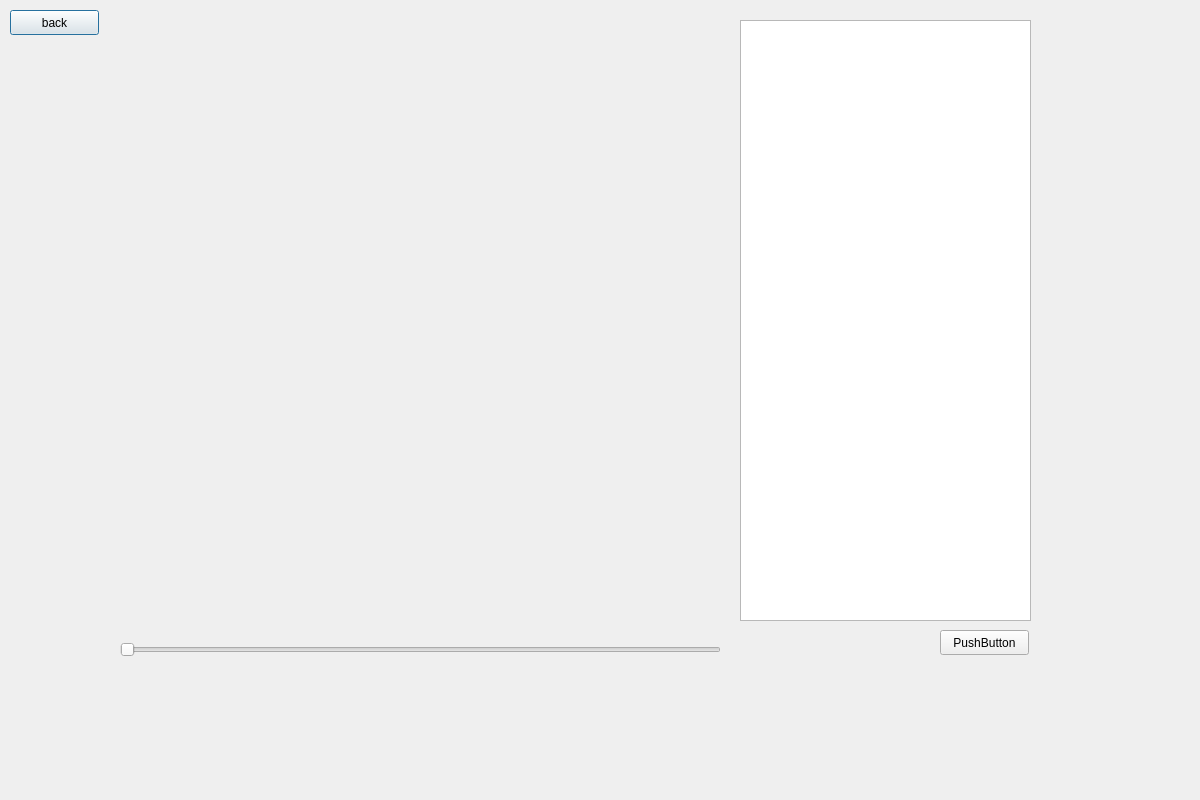
Old version of the form windows/playground-window.ui in the repository MatusStas/FourierTransform.
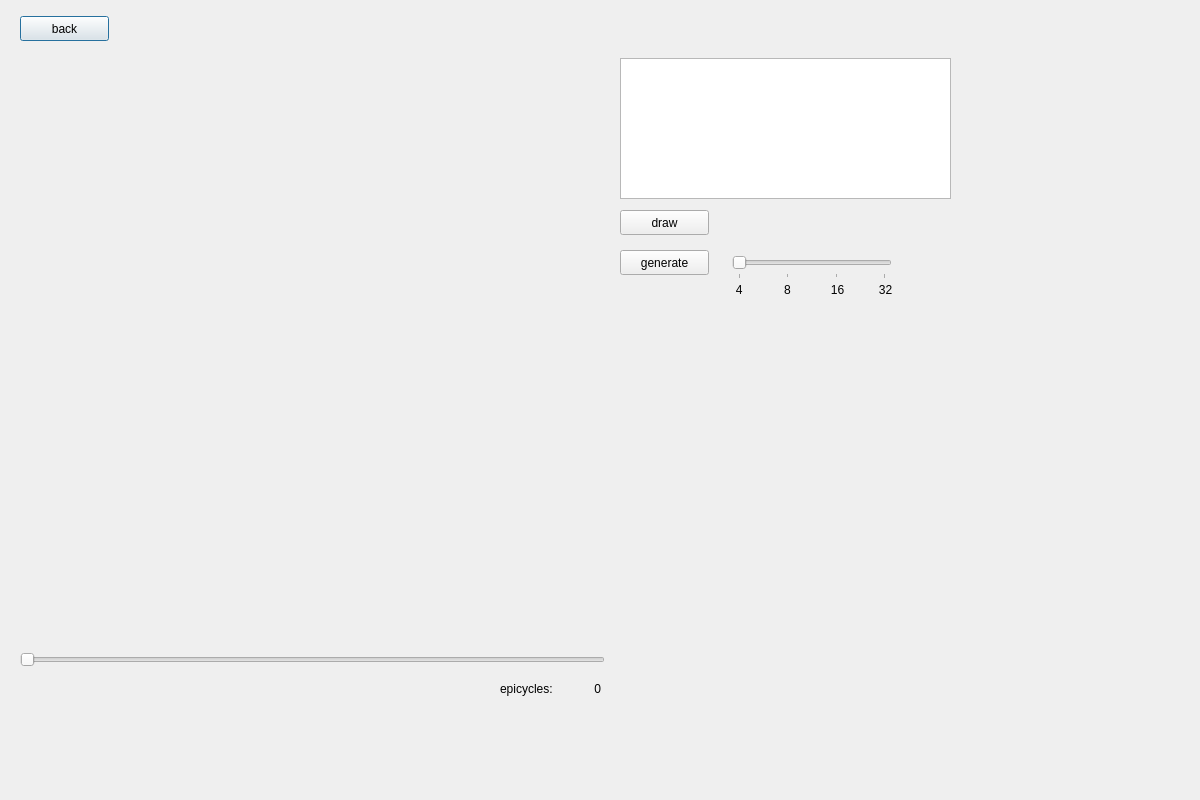
New version of the form. Custom widgets are drawn as their Qt base class.

Commit message: gui updated, communication between plot and text area resolved

The edit to the form file:
```diff
--- a/windows/playground-window.ui
+++ b/windows/playground-window.ui
@@ -16,8 +16,8 @@
   <widget class="MatplotlibWidget" name="MatplotlibWidget" native="true">
    <property name="geometry">
     <rect>
-     <x>130</x>
-     <y>20</y>
+     <x>12</x>
+     <y>50</y>
      <width>600</width>
      <height>600</height>
     </rect>
@@ -26,8 +26,8 @@
   <widget class="QPushButton" name="pushButton">
    <property name="geometry">
     <rect>
-     <x>10</x>
-     <y>10</y>
+     <x>20</x>
+     <y>16</y>
      <width>89</width>
      <height>25</height>
     </rect>
@@ -39,9 +39,9 @@
   <widget class="QSlider" name="horizontalSlider">
    <property name="geometry">
     <rect>
-     <x>120</x>
-     <y>640</y>
-     <width>601</width>
+     <x>20</x>
+     <y>650</y>
+     <width>585</width>
      <height>20</height>
     </rect>
    </property>
@@ -58,24 +58,149 @@
   <widget class="QTextEdit" name="textEdit">
    <property name="geometry">
     <rect>
-     <x>740</x>
-     <y>20</y>
-     <width>291</width>
-     <height>601</height>
+     <x>620</x>
+     <y>58</y>
+     <width>331</width>
+     <height>141</height>
     </rect>
    </property>
   </widget>
   <widget class="QPushButton" name="pushButton_2">
    <property name="geometry">
     <rect>
-     <x>940</x>
-     <y>630</y>
+     <x>620</x>
+     <y>210</y>
      <width>89</width>
      <height>25</height>
     </rect>
    </property>
    <property name="text">
-    <string>PushButton</string>
+    <string>draw</string>
+   </property>
+  </widget>
+  <widget class="QLabel" name="label">
+   <property name="geometry">
+    <rect>
+     <x>500</x>
+     <y>680</y>
+     <width>71</width>
+     <height>17</height>
+    </rect>
+   </property>
+   <property name="text">
+    <string>epicycles:</string>
+   </property>
+  </widget>
+  <widget class="QLabel" name="label_2">
+   <property name="geometry">
+    <rect>
+     <x>560</x>
+     <y>680</y>
+     <width>41</width>
+     <height>17</height>
+    </rect>
+   </property>
+   <property name="text">
+    <string>0</string>
+   </property>
+   <property name="alignment">
+    <set>Qt::AlignRight|Qt::AlignTrailing|Qt::AlignVCenter</set>
+   </property>
+  </widget>
+  <widget class="QPushButton" name="pushButton_3">
+   <property name="geometry">
+    <rect>
+     <x>620</x>
+     <y>250</y>
+     <width>89</width>
+     <height>25</height>
+    </rect>
+   </property>
+   <property name="text">
+    <string>generate</string>
+   </property>
+  </widget>
+  <widget class="QLabel" name="label_6">
+   <property name="geometry">
+    <rect>
+     <x>822</x>
+     <y>280</y>
+     <width>31</width>
+     <height>20</height>
+    </rect>
+   </property>
+   <property name="text">
+    <string>16</string>
+   </property>
+   <property name="alignment">
+    <set>Qt::AlignCenter</set>
+   </property>
+  </widget>
+  <widget class="QLabel" name="label_3">
+   <property name="geometry">
+    <rect>
+     <x>772</x>
+     <y>280</y>
+     <width>31</width>
+     <height>20</height>
+    </rect>
+   </property>
+   <property name="text">
+    <string>8</string>
+   </property>
+   <property name="alignment">
+    <set>Qt::AlignCenter</set>
+   </property>
+  </widget>
+  <widget class="QLabel" name="label_4">
+   <property name="geometry">
+    <rect>
+     <x>722</x>
+     <y>280</y>
+     <width>31</width>
+     <height>20</height>
+    </rect>
+   </property>
+   <property name="text">
+    <string> 4</string>
+   </property>
+   <property name="alignment">
+    <set>Qt::AlignCenter</set>
+   </property>
+  </widget>
+  <widget class="QSlider" name="horizontalSlider_2">
+   <property name="geometry">
+    <rect>
+     <x>732</x>
+     <y>255</y>
+     <width>160</width>
+     <height>24</height>
+    </rect>
+   </property>
+   <property name="maximum">
+    <number>3</number>
+   </property>
+   <property name="orientation">
+    <enum>Qt::Horizontal</enum>
+   </property>
+   <property name="tickPosition">
+    <enum>QSlider::TicksBelow</enum>
+   </property>
+  </widget>
+  <widget class="QLabel" name="label_5">
+   <property name="geometry">
+    <rect>
+     <x>870</x>
+     <y>280</y>
+     <width>31</width>
+     <height>20</height>
+    </rect>
+   </property>
+   <property name="text">
+    <string>32</string>
+   </property>
+   <property name="alignment">
+    <set>Qt::AlignCenter</set>
    </property>
   </widget>
  </widget>
```
The commit also changes 4 other files.
